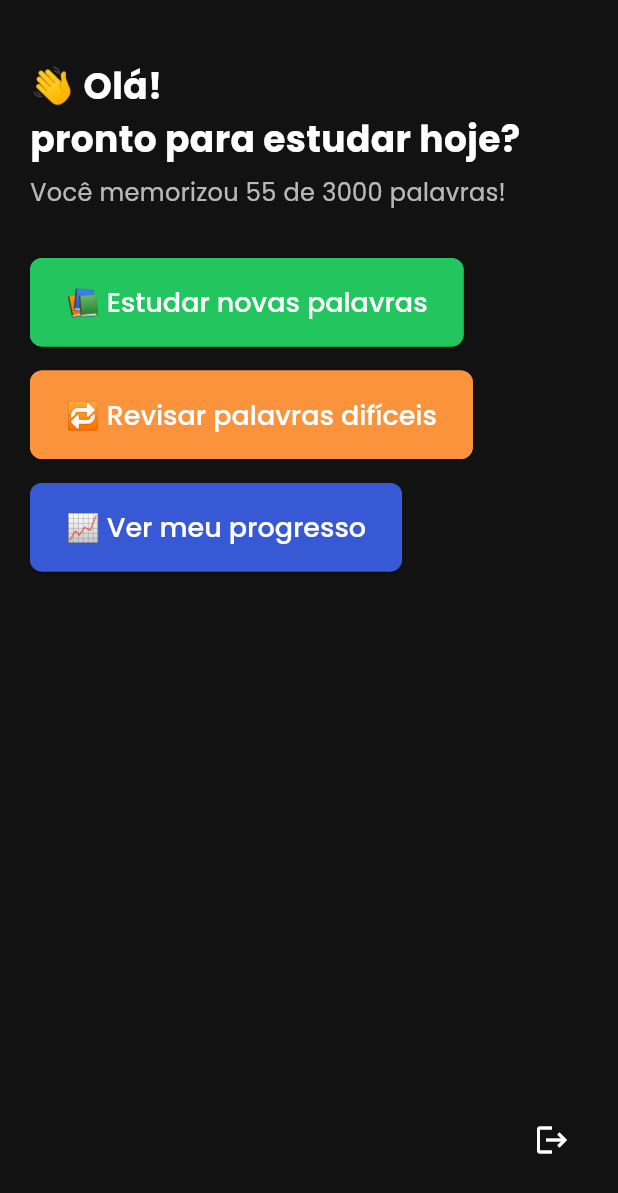
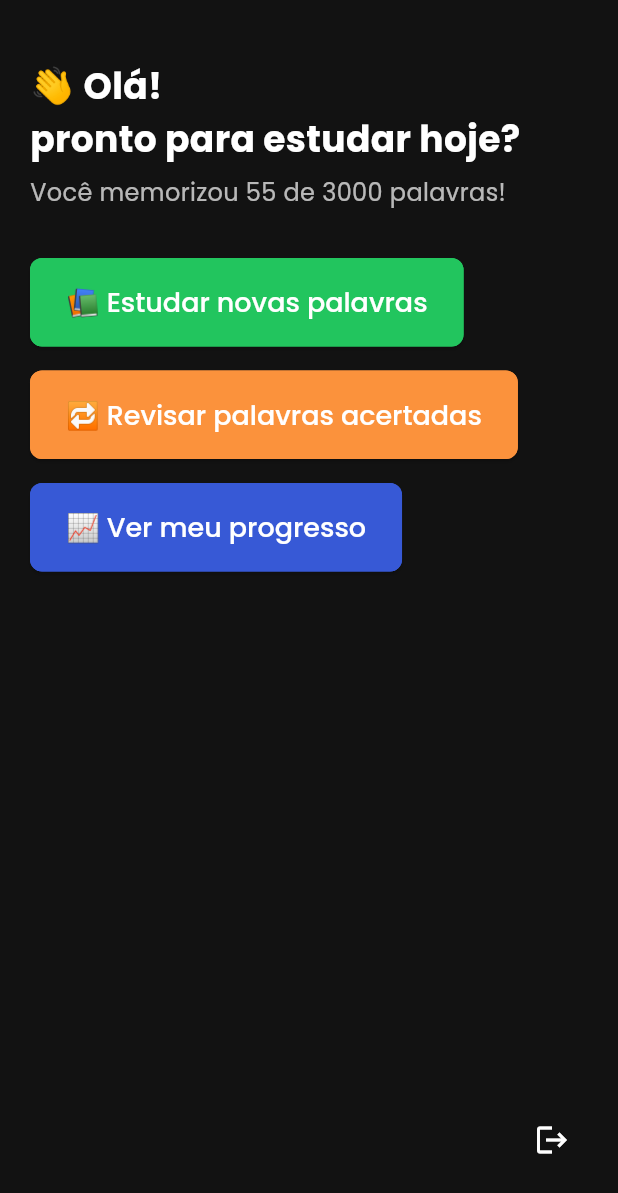
Before and after one commit to Curso-Fullstack-Dart-Flutter2/three_thousand_words_app, a Flutter app: the HomePage screen opened by its route, on a phone screen of 412 x 824 dp. Shown: the top 1193 px of the screen. Run offline on Flutter 3.47's test engine with Material 3 defaults, Android fonts, the phone set to English and light mode, and no system bars; our stand-ins replace dio, firebase_auth, firebase_core, firebase_remote_config, flutter_dotenv, flutter_signin_button and 11 more; missing offline and left inert: validatorless; accounts and stored records are empty; network calls fail.

Commit message:
Refactor login flow and update button text for clarity

```diff
--- a/lib/app/features/home/presentation/pages/home_page.dart
+++ b/lib/app/features/home/presentation/pages/home_page.dart
@@ -48,7 +48,7 @@ class _HomePageState extends State<HomePage> {
               ),
               const SizedBox(height: 16),
               TtwDsButton(
-                text: '🔁 Revisar palavras difíceis',
+                text: '🔁 Revisar palavras acertadas',
                 style: TtwChoiceButtonHomeStyle(
                     customButtomColor: TtwDsColors.ttwOrange),
                 action: () => Navigator.pushNamed(context, '/words_local_db'),
```
Also changed, not shown: lib/app/features/auth/login/presentation/pages/login_page.dart (+15 -6 lines).
